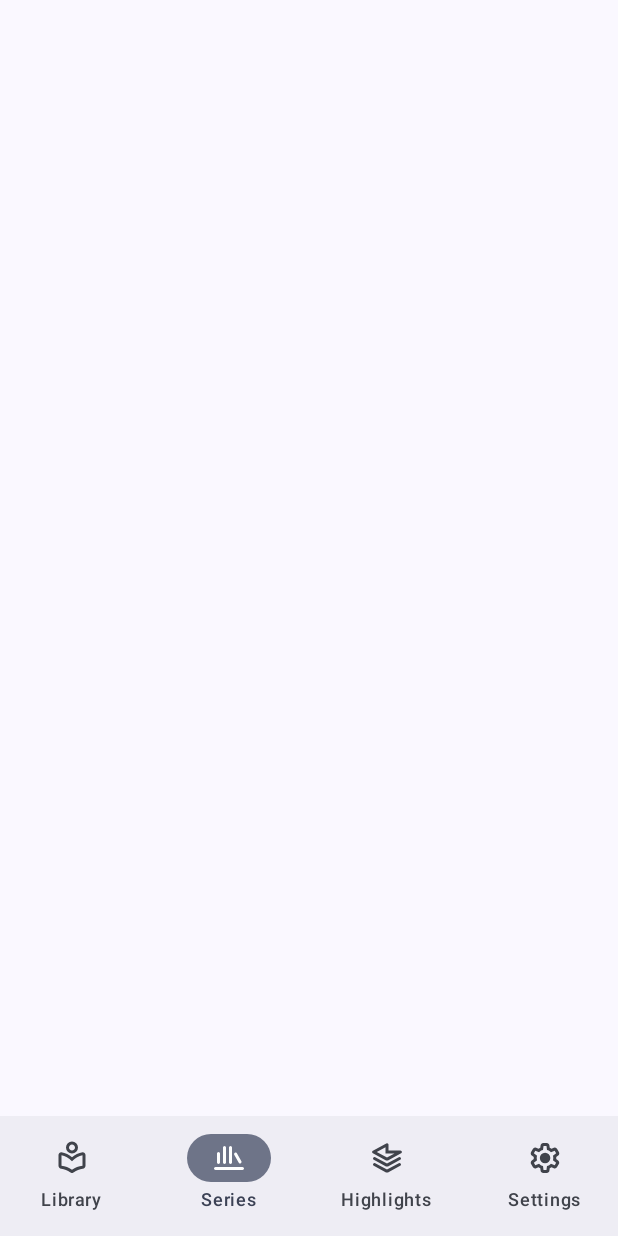
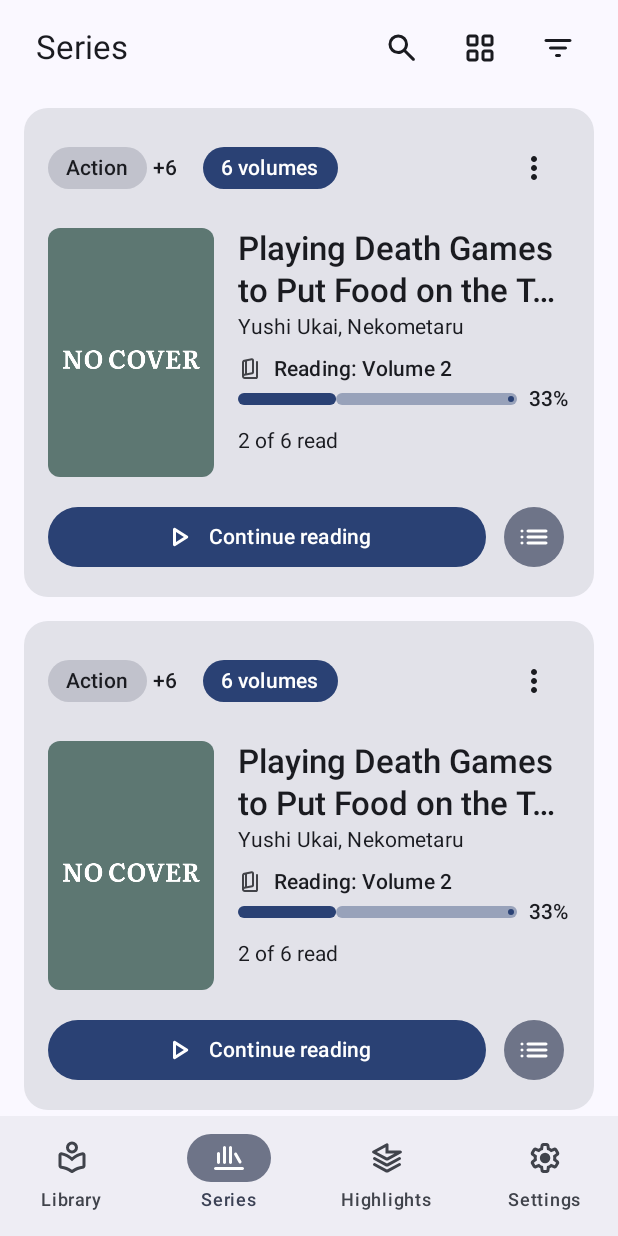
Before and after one commit to naqibrafiqi/pustaka, an Android app built with Jetpack Compose: the screen it shows after launch (MainActivity), item 2 of the bottom bar chosen, on a phone screen of 412 x 824 dp. Run offline under Robolectric (Android 15) with nearby library versions, the phone set to English and light mode, and no system bars; our stand-ins replace Dagger/Hilt's generated code, Navigation 3; 1 statement that could not run was skipped.

Commit message:
feat: Design and add Series screen without any backend implementation

```diff
--- /dev/null
+++ b/app/src/main/java/my/naqibrafiqi/pustaka/ui/components/BookSeriesCard.kt
@@ -0,0 +1,353 @@
+package my.naqibrafiqi.pustaka.ui.components
+
+import androidx.compose.animation.AnimatedVisibility
+import androidx.compose.foundation.layout.Arrangement
+import androidx.compose.foundation.layout.Column
+import androidx.compose.foundation.layout.Row
+import androidx.compose.foundation.layout.fillMaxWidth
+import androidx.compose.foundation.layout.height
+import androidx.compose.foundation.layout.padding
+import androidx.compose.foundation.layout.size
+import androidx.compose.foundation.shape.RoundedCornerShape
+import androidx.compose.material3.Button
+import androidx.compose.material3.Card
+import androidx.compose.material3.CardDefaults
+import androidx.compose.material3.FilledTonalIconButton
+import androidx.compose.material3.HorizontalDivider
+import androidx.compose.material3.Icon
+import androidx.compose.material3.IconButton
+import androidx.compose.material3.LinearProgressIndicator
+import androidx.compose.material3.MaterialTheme
+import androidx.compose.material3.ProgressIndicatorDefaults
+import androidx.compose.material3.Text
+import androidx.compose.runtime.Composable
+import androidx.compose.runtime.getValue
+import androidx.compose.runtime.mutableStateOf
+import androidx.compose.runtime.saveable.rememberSaveable
+import androidx.compose.runtime.setValue
+import androidx.compose.ui.Alignment
+import androidx.compose.ui.Modifier
+import androidx.compose.ui.graphics.Shape
+import androidx.compose.ui.res.painterResource
+import androidx.compose.ui.text.font.FontWeight
+import androidx.compose.ui.text.style.TextOverflow
+import androidx.compose.ui.tooling.preview.Preview
+import androidx.compose.ui.unit.Dp
+import androidx.compose.ui.unit.dp
+import my.naqibrafiqi.pustaka.R
+import my.naqibrafiqi.pustaka.ui.theme.PustakaTheme
+
+@Composable
+fun BookSeriesCard(
+    modifier: Modifier = Modifier,
+    shape: Shape = RoundedCornerShape(16.dp)
+) {
+    var showVolumePreview by rememberSaveable { mutableStateOf(false) }
+
+    Card(
+        onClick = {
+            showVolumePreview = !showVolumePreview
+        },
+        modifier = modifier.fillMaxWidth(),
+        shape = shape,
+        colors = CardDefaults.cardColors(),
+        elevation = CardDefaults.cardElevation()
+    ) {
+        Column(
+            modifier = Modifier
+                .fillMaxWidth()
+                .padding(
+                    horizontal = 16.dp,
+                    vertical = 16.dp
+                ),
+            verticalArrangement = Arrangement.spacedBy(16.dp)
+        ) {
+            TopAction()
+
+            Details()
+
+            AnimatedVisibility(visible = showVolumePreview) {
+                VolumePreview()
+            }
+
+            BottomAction()
+        }
+    }
+}
+
+@Composable
+private fun TopAction(
+    modifier: Modifier = Modifier
+) {
+    Row(
+        modifier = modifier.fillMaxWidth(),
+        horizontalArrangement = Arrangement.SpaceBetween,
+        verticalAlignment = Alignment.CenterVertically
+    ) {
+        Row(horizontalArrangement = Arrangement.spacedBy(16.dp)) {
+            Row(
+                horizontalArrangement = Arrangement.spacedBy(4.dp),
+                verticalAlignment = Alignment.CenterVertically
+            ) {
+                TagChip(
+                    text = "Action",
+                    color = MaterialTheme.colorScheme.secondary.copy(alpha = .2f)
+                )
+
+                Text(
+                    text = "+6",
+                    fontWeight = FontWeight.SemiBold,
+                    style = MaterialTheme.typography.labelLarge
+                )
+            }
+
+            TagChip(
+                text = "6 volumes",
+                color = MaterialTheme.colorScheme.primary
+            )
+        }
+
+        IconButton(onClick = {}) {
+            Icon(
+                painter = painterResource(id = R.drawable.more_vert),
+                contentDescription = null
+            )
+        }
+    }
+}
+
+@Composable
+private fun Details(
+    modifier: Modifier = Modifier
+) {
+    Row(
+        modifier = modifier.fillMaxWidth(),
+        horizontalArrangement = Arrangement.spacedBy(16.dp)
+    ) {
+        BookCover(modifier = Modifier.weight(1 / 2f))
+
+        Column(
+            modifier = Modifier.weight(1f),
+            verticalArrangement = Arrangement.spacedBy(8.dp)
+        ) {
+            Column(modifier = Modifier.fillMaxWidth()) {
+                Text(
+                    text = "Playing Death Games to Put Food on the Table",
+                    color = MaterialTheme.colorScheme.onSurface,
+                    fontWeight = FontWeight.Medium,
+                    overflow = TextOverflow.Ellipsis,
+                    maxLines = 2,
+                    minLines = 2,
+                    style = MaterialTheme.typography.titleLarge
+                )
+
+                Text(
+                    text = "Yushi Ukai, Nekometaru",
+                    fontWeight = FontWeight.Normal,
+                    overflow = TextOverflow.Ellipsis,
+                    maxLines = 1,
+                    minLines = 1,
+                    style = MaterialTheme.typography.labelLarge
+                )
+            }
+
+            Column(modifier = Modifier.fillMaxWidth()) {
+                Row(
+                    modifier = Modifier.fillMaxWidth(),
+                    horizontalArrangement = Arrangement.SpaceBetween,
+                    verticalAlignment = Alignment.CenterVertically
+                ) {
+                    Row(
+                        horizontalArrangement = Arrangement.spacedBy(8.dp),
+                        verticalAlignment = Alignment.CenterVertically
+                    ) {
+                        Icon(
+                            painter = painterResource(id = R.drawable.book_5),
+                            contentDescription = null,
+                            modifier = Modifier.size(16.dp),
+                            tint = MaterialTheme.colorScheme.onSurface.copy(alpha = .8f)
+                        )
+
+                        Text(
+                            text = "Reading: Volume 2",
+                            fontWeight = FontWeight.Medium,
+                            style = MaterialTheme.typography.labelLarge
+                        )
+                    }
+                }
+
+                Row(
+                    modifier = Modifier.fillMaxWidth(),
+                    horizontalArrangement = Arrangement.spacedBy(8.dp),
+                    verticalAlignment = Alignment.CenterVertically
+                ) {
+                    LinearProgressIndicator(
+                        progress = { 0.33f },
+                        modifier = Modifier
+                            .weight(1f)
+                            .height(8.dp),
+                        color = MaterialTheme.colorScheme.primary,
+                        trackColor = MaterialTheme.colorScheme.primary.copy(alpha = .4f),
+                        strokeCap = ProgressIndicatorDefaults.LinearStrokeCap,
+                        gapSize = 0.dp
+                    )
+
+                    Text(
+                        text = "33%",
+                        fontWeight = FontWeight.SemiBold,
+                        style = MaterialTheme.typography.labelLarge
+                    )
+                }
+            }
+
+            Text(
+                text = "2 of 6 read",
+                fontWeight = FontWeight.Normal,
+                style = MaterialTheme.typography.labelLarge
+            )
+        }
+    }
+}
+
+@Composable
+private fun BottomAction(
+    modifier: Modifier = Modifier
+) {
+    Row(
+        modifier = modifier.fillMaxWidth(),
+        horizontalArrangement = Arrangement.spacedBy(8.dp),
+        verticalAlignment = Alignment.CenterVertically
+    ) {
+        Button(
+            onClick = {},
+            modifier = Modifier.weight(1f)
+        ) {
+            Row(
+                horizontalArrangement = Arrangement.spacedBy(8.dp),
+                verticalAlignment = Alignment.CenterVertically
+            ) {
+                Icon(
+                    painter = painterResource(id = R.drawable.play_arrow),
+                    contentDescription = "Play",
+                    modifier = Modifier.size(24.dp)
+                )
+
+                Text(
+                    text = "Continue reading",
+                    fontWeight = FontWeight.Medium,
+                    style = MaterialTheme.typography.labelLarge
+                )
+            }
+        }
+
+        FilledTonalIconButton(onClick = {}) {
+            Icon(
+                painter = painterResource(id = R.drawable.list),
+                contentDescription = "List",
+                modifier = Modifier.size(24.dp)
+            )
+        }
+    }
+}
+
+@Composable
+private fun VolumePreview(
+    modifier: Modifier = Modifier
+) {
+    Column(
+        modifier = modifier.fillMaxWidth(),
+        verticalArrangement = Arrangement.spacedBy(8.dp)
+    ) {
+        HorizontalDivider(
+            modifier = Modifier.fillMaxWidth(),
+            thickness = Dp.Hairline
+        )
+
+        Row(
+            modifier = Modifier.fillMaxWidth(),
+            horizontalArrangement = Arrangement.SpaceBetween,
+            verticalAlignment = Alignment.CenterVertically
+        ) {
+            Text(
+                text = "Volume sequence",
+                style = MaterialTheme.typography.labelLarge
+            )
+        }
+
+        Row(
+            modifier = Modifier.fillMaxWidth(),
+            horizontalArrangement = Arrangement.spacedBy(16.dp)
+        ) {
+            Column(
+                modifier = Modifier.weight(1f),
+                verticalArrangement = Arrangement.spacedBy(8.dp)
+            ) {
+                BookCover()
+
+                Column(modifier = Modifier.padding(start = 8.dp)) {
+                    Text(
+                        text = "Volume 1",
+                        fontWeight = FontWeight.Normal,
+                        style = MaterialTheme.typography.labelLarge
+                    )
+
+                    Text(
+                        text = "Finished",
+                        fontWeight = FontWeight.SemiBold,
+                        style = MaterialTheme.typography.labelMedium
+                    )
+                }
+            }
+
+            Column(
+                modifier = Modifier.weight(1f),
+                verticalArrangement = Arrangement.spacedBy(8.dp)
+            ) {
+                BookCover()
+
+                Column(modifier = Modifier.padding(start = 8.dp)) {
+                    Text(
+                        text = "Volume 2",
+                        fontWeight = FontWeight.Normal,
+                        style = MaterialTheme.typography.labelLarge
+                    )
+
+                    Text(
+                        text = "Reading",
+                        fontWeight = FontWeight.SemiBold,
+                        style = MaterialTheme.typography.labelMedium
+                    )
+                }
+            }
+
+            Column(
+                modifier = Modifier.weight(1f),
+                verticalArrangement = Arrangement.spacedBy(8.dp)
+            ) {
+                BookCover()
+
+                Column(modifier = Modifier.padding(start = 8.dp)) {
+                    Text(
+                        text = "Volume 3",
+                        fontWeight = FontWeight.Normal,
+                        style = MaterialTheme.typography.labelLarge
+                    )
+
+                    Text(
+                        text = "Ready",
+                        fontWeight = FontWeight.SemiBold,
+                        style = MaterialTheme.typography.labelMedium
+                    )
+                }
+            }
+        }
+    }
+}
+
+@Preview(showBackground = true)
+@Composable
+private fun BookSeriesCardPreview() {
+    PustakaTheme {
+        BookSeriesCard()
+    }
+}
--- /dev/null
+++ b/app/src/main/java/my/naqibrafiqi/pustaka/ui/components/TagChip.kt
@@ -0,0 +1,55 @@
+package my.naqibrafiqi.pustaka.ui.components
+
+import androidx.compose.foundation.layout.Row
+import androidx.compose.foundation.layout.padding
+import androidx.compose.foundation.shape.RoundedCornerShape
+import androidx.compose.material3.MaterialTheme
+import androidx.compose.material3.Surface
+import androidx.compose.material3.Text
+import androidx.compose.runtime.Composable
+import androidx.compose.ui.Modifier
+import androidx.compose.ui.graphics.Color
+import androidx.compose.ui.graphics.Shape
+import androidx.compose.ui.text.font.FontWeight
+import androidx.compose.ui.tooling.preview.Preview
+import androidx.compose.ui.unit.dp
+import my.naqibrafiqi.pustaka.ui.theme.PustakaTheme
+
+@Composable
+fun TagChip(
+    text: String,
+    modifier: Modifier = Modifier,
+    shape: Shape = RoundedCornerShape(100),
+    color: Color = MaterialTheme.colorScheme.surface
+) {
+    Surface(
+        modifier = modifier,
+        shape = shape,
+        color = color,
+        tonalElevation = 8.dp
+    ) {
+        Row(
+            modifier = Modifier.padding(
+                horizontal = 12.dp,
+                vertical = 4.dp
+            )
+        ) {
+            Text(
+                text = text,
+                fontWeight = FontWeight.SemiBold,
+                style = MaterialTheme.typography.labelLarge
+            )
+        }
+    }
+}
+
+@Preview(showBackground = true)
+@Composable
+private fun TagChipPreview() {
+    PustakaTheme {
+        TagChip(
+            text = "Sci-fi",
+            color = MaterialTheme.colorScheme.primary.copy(alpha = .6f)
+        )
+    }
+}
--- a/app/src/main/java/my/naqibrafiqi/pustaka/ui/feature/series/impl/SeriesNavEntries.kt
+++ b/app/src/main/java/my/naqibrafiqi/pustaka/ui/feature/series/impl/SeriesNavEntries.kt
@@ -3,9 +3,10 @@ package my.naqibrafiqi.pustaka.ui.feature.series.impl
 import androidx.navigation3.runtime.EntryProviderScope
 import androidx.navigation3.runtime.NavKey
 import my.naqibrafiqi.pustaka.ui.feature.series.api.SeriesRoute
+import my.naqibrafiqi.pustaka.ui.feature.series.screen.series.SeriesScreen
 
 fun EntryProviderScope<NavKey>.seriesEntryBuilder() {
     entry<SeriesRoute> {
-        // TODO: SeriesScreen()
+        SeriesScreen()
     }
 }
--- /dev/null
+++ b/app/src/main/java/my/naqibrafiqi/pustaka/ui/feature/series/screen/series/SeriesScreen.kt
@@ -0,0 +1,78 @@
+package my.naqibrafiqi.pustaka.ui.feature.series.screen.series
+
+import androidx.compose.foundation.layout.Arrangement
+import androidx.compose.foundation.layout.PaddingValues
+import androidx.compose.foundation.layout.fillMaxSize
+import androidx.compose.foundation.layout.padding
+import androidx.compose.foundation.lazy.LazyColumn
+import androidx.compose.foundation.lazy.rememberLazyListState
+import androidx.compose.material3.Scaffold
+import androidx.compose.runtime.Composable
+import androidx.compose.ui.Modifier
+import androidx.compose.ui.tooling.preview.Preview
+import androidx.compose.ui.unit.dp
+import my.naqibrafiqi.pustaka.R
+import my.naqibrafiqi.pustaka.ui.components.BookSeriesCard
+import my.naqibrafiqi.pustaka.ui.components.TopBar
+import my.naqibrafiqi.pustaka.ui.components.TopBarActionButton
+import my.naqibrafiqi.pustaka.ui.theme.PustakaTheme
+
+@Composable
+fun SeriesScreen() {
+    SeriesScreenContent(
+        // TODO: Add all necessary parameters.
+    )
+}
+
+@Composable
+private fun SeriesScreenContent(
+    modifier: Modifier = Modifier
+) {
+    val listState = rememberLazyListState()
+
+    Scaffold(
+        modifier = modifier,
+        topBar = {
+            TopBar(
+                title = "Series",
+                actionButtons = {
+                    TopBarActionButton(
+                        onClick = { /* TODO: ??? */ },
+                        iconResId = R.drawable.search
+                    )
+
+                    TopBarActionButton(
+                        onClick = { /* TODO: ??? */ },
+                        iconResId = R.drawable.grid
+                    )
+
+                    TopBarActionButton(
+                        onClick = { /* TODO: ??? */ },
+                        iconResId = R.drawable.filter_list
+                    )
+                }
+            )
+        }
+    ) { innerPadding ->
+        LazyColumn(
+            modifier = Modifier
+                .fillMaxSize()
+                .padding(top = innerPadding.calculateTopPadding() + 8.dp),
+            state = listState,
+            contentPadding = PaddingValues(bottom = innerPadding.calculateBottomPadding()),
+            verticalArrangement = Arrangement.spacedBy(16.dp)
+        ) {
+            items(count = 10) {
+                BookSeriesCard(modifier = Modifier.padding(horizontal = 16.dp))
+            }
+        }
+    }
+}
+
+@Preview(showBackground = true)
+@Composable
+private fun SeriesScreenPreview() {
+    PustakaTheme {
+        SeriesScreenContent()
+    }
+}
--- /dev/null
+++ b/app/src/main/res/drawable/filter_list.xml
@@ -0,0 +1,9 @@
+<vector xmlns:android="http://schemas.android.com/apk/res/android"
+    android:width="24dp"
+    android:height="24dp"
+    android:viewportWidth="960"
+    android:viewportHeight="960">
+  <path
+      android:fillColor="@android:color/white"
+      android:pathData="M440,720Q423,720 411.5,708.5Q400,697 400,680Q400,663 411.5,651.5Q423,640 440,640L520,640Q537,640 548.5,651.5Q560,663 560,680Q560,697 548.5,708.5Q537,720 520,720L440,720ZM280,520Q263,520 251.5,508.5Q240,497 240,480Q240,463 251.5,451.5Q263,440 280,440L680,440Q697,440 708.5,451.5Q720,463 720,480Q720,497 708.5,508.5Q697,520 680,520L280,520ZM160,320Q143,320 131.5,308.5Q120,297 120,280Q120,263 131.5,251.5Q143,240 160,240L800,240Q817,240 828.5,251.5Q840,263 840,280Q840,297 828.5,308.5Q817,320 800,320L160,320Z"/>
+</vector>
--- /dev/null
+++ b/app/src/main/res/drawable/more_vert.xml
@@ -0,0 +1,9 @@
+<vector xmlns:android="http://schemas.android.com/apk/res/android"
+    android:width="24dp"
+    android:height="24dp"
+    android:viewportWidth="960"
+    android:viewportHeight="960">
+  <path
+      android:fillColor="@android:color/white"
+      android:pathData="M480,800Q447,800 423.5,776.5Q400,753 400,720Q400,687 423.5,663.5Q447,640 480,640Q513,640 536.5,663.5Q560,687 560,720Q560,753 536.5,776.5Q513,800 480,800ZM480,560Q447,560 423.5,536.5Q400,513 400,480Q400,447 423.5,423.5Q447,400 480,400Q513,400 536.5,423.5Q560,447 560,480Q560,513 536.5,536.5Q513,560 480,560ZM480,320Q447,320 423.5,296.5Q400,273 400,240Q400,207 423.5,183.5Q447,160 480,160Q513,160 536.5,183.5Q560,207 560,240Q560,273 536.5,296.5Q513,320 480,320Z"/>
+</vector>
--- a/gradle/libs.versions.toml
+++ b/gradle/libs.versions.toml
@@ -1,5 +1,5 @@
 [versions]
-agp = "9.4.0"
+agp = "9.4.1"
 coilCompose = "3.3.0"
 coreKtx = "1.19.0"
 foundationLayout = "1.12.1"
@@ -18,7 +18,7 @@ material3AdaptiveNav3 = "1.4.0-alpha01"
 room = "2.6.1"
 hilt = "2.60.1"
 hiltNavigationCompose = "1.2.0"
-ksp = "2.2.10-2.0.2"
+ksp = "2.3.6"
 
 [libraries]
 androidx-compose-foundation-layout = { module = "androidx.compose.foundation:foundation-layout", version.ref = "foundationLayout" }
```
Also changed, not shown: app/src/main/res/drawable/sort.xml (added, +10 -0 lines), 1 other file.
